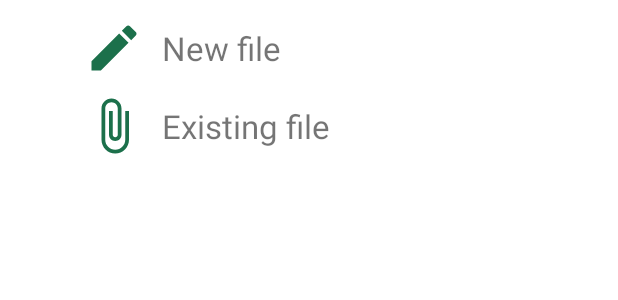
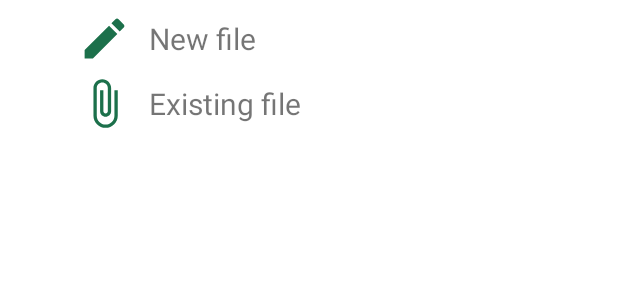
Before and after one commit to kytomin/text-editor-app, an Android app: the layout add_file_dialog.xml on its own in the app's theme, with its tools: preview values and no code run, on a phone screen of 412 x 824 dp. Shown: the top 300 px of the screen. Run offline under Robolectric (Android 15) with nearby library versions, the phone set to English and light mode, and no system bars.

Commit message:
update ui

```diff
--- a/app/src/main/java/com/meowplex/text_editor_app/extensions/show_permissions_toast.kt
+++ b/app/src/main/java/com/meowplex/text_editor_app/extensions/show_permissions_toast.kt
@@ -3,7 +3,9 @@ package com.meowplex.text_editor_app.extensions
 import android.content.Context
 import android.widget.Toast
 import com.meowplex.text_editor_app.R
+import com.meowplex.text_editor_app.repository.PermissionRepository
 
-fun Context.showPermissionsToast() {
+fun Context.showToastAndRequirePermissions() {
+    PermissionRepository().requireStoragePermission()
     Toast.makeText(this, getString(R.string.give_permissions), Toast.LENGTH_SHORT).show()
 }
--- a/app/src/main/java/com/meowplex/text_editor_app/ui/AddFileDialog.kt
+++ b/app/src/main/java/com/meowplex/text_editor_app/ui/AddFileDialog.kt
@@ -13,11 +13,10 @@ import androidx.fragment.app.DialogFragment
 import androidx.lifecycle.ViewModelProvider
 import com.meowplex.text_editor_app.R
 import com.meowplex.text_editor_app.databinding.AddFileDialogBinding
-import com.meowplex.text_editor_app.extensions.showPermissionsToast
+import com.meowplex.text_editor_app.extensions.showToastAndRequirePermissions
 import com.meowplex.text_editor_app.repository.PermissionRepository
 import com.meowplex.text_editor_app.utils.FileUtils
 import com.meowplex.text_editor_app.viewmodel.MainViewModel
-import java.io.File
 
 
 class AddFileDialog : DialogFragment(R.layout.add_file_dialog){
@@ -59,7 +58,7 @@ class AddFileDialog : DialogFragment(R.layout.add_file_dialog){
 
         createFileView.setOnClickListener{
             if (!hasStoragePermission)
-                context?.showPermissionsToast()
+                context?.showToastAndRequirePermissions()
             else
                 binding.viewmodel!!.onCreateFile()
             this.dismiss()
--- a/app/src/main/java/com/meowplex/text_editor_app/ui/MainFragment.kt
+++ b/app/src/main/java/com/meowplex/text_editor_app/ui/MainFragment.kt
@@ -17,7 +17,7 @@ import com.google.android.material.floatingactionbutton.FloatingActionButton
 import com.meowplex.text_editor_app.R
 import com.meowplex.text_editor_app.adapters.MainAdapter
 import com.meowplex.text_editor_app.databinding.FragmentMainBinding
-import com.meowplex.text_editor_app.extensions.showPermissionsToast
+import com.meowplex.text_editor_app.extensions.showToastAndRequirePermissions
 import com.meowplex.text_editor_app.repository.PermissionRepository
 import com.meowplex.text_editor_app.viewmodel.MainViewModel
 
@@ -75,7 +75,7 @@ class MainFragment : Fragment() {
             when (it.itemId) {
                 R.id.action_delete -> {
                     if (!PermissionRepository().checkStoragePermission())
-                        context?.showPermissionsToast()
+                        context?.showToastAndRequirePermissions()
                     else
                         showDeleteConfirmDialog(view)
                 }
@@ -104,7 +104,7 @@ class MainFragment : Fragment() {
             recyclerView.adapter = MainAdapter(files,
                 { file ->
                     if (!PermissionRepository().checkStoragePermission())
-                        context?.showPermissionsToast()
+                        context?.showToastAndRequirePermissions()
                     else {
                         binding.viewmodel?.onOpenFile(file)
                         val bundle = Bundle()
--- a/app/src/main/res/layout/add_file_dialog.xml
+++ b/app/src/main/res/layout/add_file_dialog.xml
@@ -11,8 +11,8 @@
 <LinearLayout
     android:layout_width="wrap_content"
     android:layout_height="wrap_content"
-    android:paddingHorizontal="24dp"
-    android:paddingVertical="12dp"
+    android:paddingHorizontal="20dp"
+    android:paddingVertical="8dp"
     android:layout_marginHorizontal="32dp"
     android:orientation="vertical"
     android:gravity="center">
@@ -20,20 +20,20 @@
     <LinearLayout
         android:id="@+id/create_file_view"
         android:layout_width="match_parent"
-        android:layout_height="40dp"
+        android:layout_height="35sp"
         android:orientation="horizontal"
         android:gravity="center_vertical"
-        android:layout_marginBottom="12dp">
+        android:layout_marginBottom="8dp">
         <ImageView
-            android:layout_width="40dp"
-            android:layout_height="40dp"
+            android:layout_width="35sp"
+            android:layout_height="35sp"
             android:src="@drawable/ic_create"
             app:tint="?attr/colorSecondaryVariant" />
 
         <TextView
             android:layout_width="wrap_content"
             android:layout_height="wrap_content"
-            android:textSize="22sp"
+            android:textSize="20sp"
             android:paddingStart="12dp"
             android:text="@string/new_file" />
 
@@ -42,18 +42,18 @@
     <LinearLayout
         android:id="@+id/add_existing_file_view"
         android:layout_width="match_parent"
-        android:layout_height="40dp"
+        android:layout_height="35sp"
         android:orientation="horizontal"
         android:gravity="center_vertical">
         <ImageView
-            android:layout_width="40dp"
-            android:layout_height="40dp"
+            android:layout_width="35sp"
+            android:layout_height="35sp"
             android:src="@drawable/ic_attach"
             app:tint="?attr/colorSecondaryVariant" />
     <TextView
         android:layout_width="wrap_content"
         android:layout_height="wrap_content"
-        android:textSize="22sp"
+        android:textSize="20sp"
         android:paddingStart="12dp"
         android:text="@string/existing_file" />
     </LinearLayout>
```
Also changed, not shown: app/src/main/res/layout/text_row_item.xml (+6 -5 lines).
